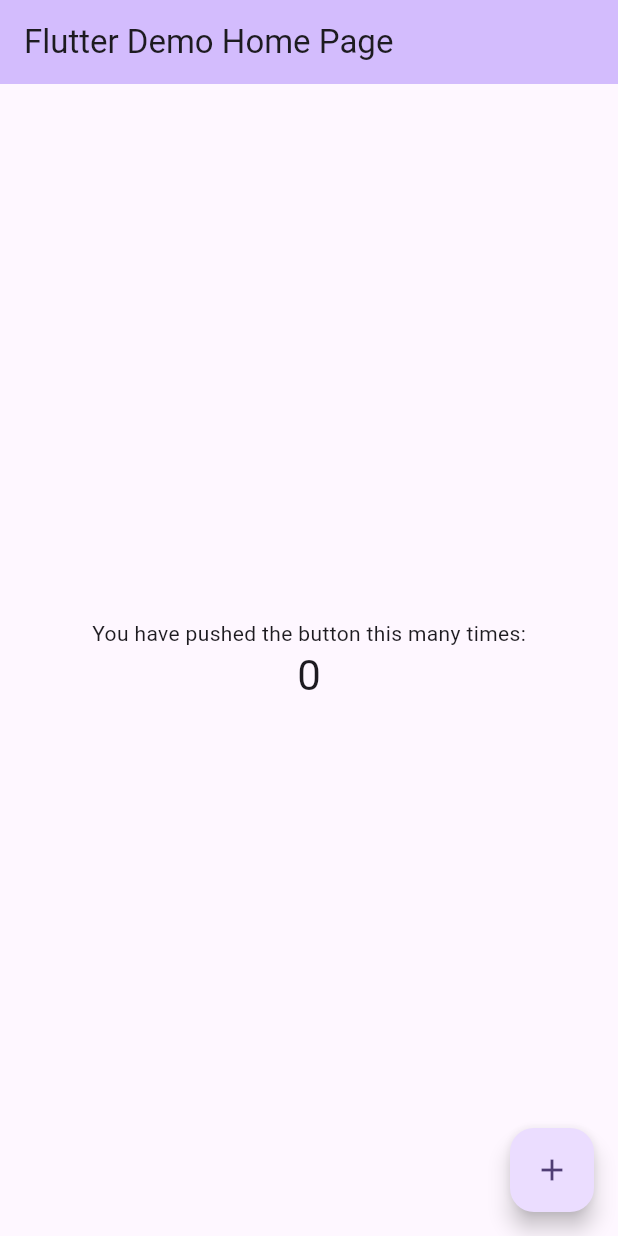
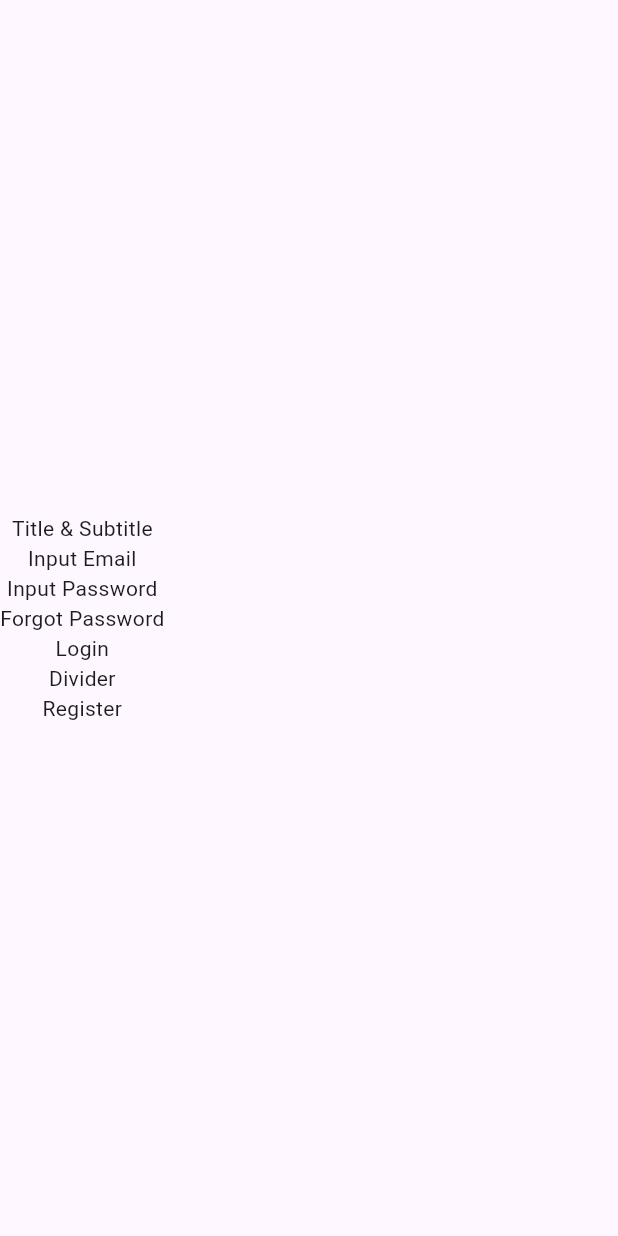
Before and after one commit to Dlanev/TubesAlproK1, a Flutter app: the screen it shows after launch, on a phone screen of 412 x 824 dp. Run offline on Flutter 3.47's test engine with Material 3 defaults, Android fonts, the light colour scheme and no system bars.

Commit message:
First Commit

```diff
--- a/lib/main.dart
+++ b/lib/main.dart
@@ -1,122 +1,16 @@
 import 'package:flutter/material.dart';
+import 'package:tubes_alpro/splash.dart';
 
-void main() {
-  runApp(const MyApp());
-}
+void main() => runApp(Wahuy());
 
-class MyApp extends StatelessWidget {
-  const MyApp({super.key});
+class Wahuy extends StatelessWidget {
+  const Wahuy({super.key});
 
-  // This widget is the root of your application.
   @override
   Widget build(BuildContext context) {
     return MaterialApp(
-      title: 'Flutter Demo',
-      theme: ThemeData(
-        // This is the theme of your application.
-        //
-        // TRY THIS: Try running your application with "flutter run". You'll see
-        // the application has a purple toolbar. Then, without quitting the app,
-        // try changing the seedColor in the colorScheme below to Colors.green
-        // and then invoke "hot reload" (save your changes or press the "hot
-        // reload" button in a Flutter-supported IDE, or press "r" if you used
-        // the command line to start the app).
-        //
-        // Notice that the counter didn't reset back to zero; the application
-        // state is not lost during the reload. To reset the state, use hot
-        // restart instead.
-        //
-        // This works for code too, not just values: Most code changes can be
-        // tested with just a hot reload.
-        colorScheme: ColorScheme.fromSeed(seedColor: Colors.deepPurple),
-      ),
-      home: const MyHomePage(title: 'Flutter Demo Home Page'),
+      debugShowCheckedModeBanner: false,
+      home: Splash()
     );
   }
 }
-
-class MyHomePage extends StatefulWidget {
-  const MyHomePage({super.key, required this.title});
-
-  // This widget is the home page of your application. It is stateful, meaning
-  // that it has a State object (defined below) that contains fields that affect
-  // how it looks.
-
-  // This class is the configuration for the state. It holds the values (in this
-  // case the title) provided by the parent (in this case the App widget) and
-  // used by the build method of the State. Fields in a Widget subclass are
-  // always marked "final".
-
-  final String title;
-
-  @override
-  State<MyHomePage> createState() => _MyHomePageState();
-}
-
-class _MyHomePageState extends State<MyHomePage> {
-  int _counter = 0;
-
-  void _incrementCounter() {
-    setState(() {
-      // This call to setState tells the Flutter framework that something has
-      // changed in this State, which causes it to rerun the build method below
-      // so that the display can reflect the updated values. If we changed
-      // _counter without calling setState(), then the build method would not be
-      // called again, and so nothing would appear to happen.
-      _counter++;
-    });
-  }
-
-  @override
-  Widget build(BuildContext context) {
-    // This method is rerun every time setState is called, for instance as done
-    // by the _incrementCounter method above.
-    //
-    // The Flutter framework has been optimized to make rerunning build methods
-    // fast, so that you can just rebuild anything that needs updating rather
-    // than having to individually change instances of widgets.
-    return Scaffold(
-      appBar: AppBar(
-        // TRY THIS: Try changing the color here to a specific color (to
-        // Colors.amber, perhaps?) and trigger a hot reload to see the AppBar
-        // change color while the other colors stay the same.
-        backgroundColor: Theme.of(context).colorScheme.inversePrimary,
-        // Here we take the value from the MyHomePage object that was created by
-        // the App.build method, and use it to set our appbar title.
-        title: Text(widget.title),
-      ),
-      body: Center(
-        // Center is a layout widget. It takes a single child and positions it
-        // in the middle of the parent.
-        child: Column(
-          // Column is also a layout widget. It takes a list of children and
-          // arranges them vertically. By default, it sizes itself to fit its
-          // children horizontally, and tries to be as tall as its parent.
-          //
-          // Column has various properties to control how it sizes itself and
-          // how it positions its children. Here we use mainAxisAlignment to
-          // center the children vertically; the main axis here is the vertical
-          // axis because Columns are vertical (the cross axis would be
-          // horizontal).
-          //
-          // TRY THIS: Invoke "debug painting" (choose the "Toggle Debug Paint"
-          // action in the IDE, or press "p" in the console), to see the
-          // wireframe for each widget.
-          mainAxisAlignment: MainAxisAlignment.center,
-          children: <Widget>[
-            const Text('You have pushed the button this many times:'),
-            Text(
-              '$_counter',
-              style: Theme.of(context).textTheme.headlineMedium,
-            ),
-          ],
-        ),
-      ),
-      floatingActionButton: FloatingActionButton(
-        onPressed: _incrementCounter,
-        tooltip: 'Increment',
-        child: const Icon(Icons.add),
-      ), // This trailing comma makes auto-formatting nicer for build methods.
-    );
-  }
-}
--- /dev/null
+++ b/lib/screens/auth/login.dart
@@ -0,0 +1,27 @@
+import 'package:flutter/material.dart';
+
+class Login extends StatefulWidget {
+  @override
+  State<Login> createState() => _LoginState();
+}
+
+class _LoginState extends State<Login> {
+  @override
+  Widget build(BuildContext context) {
+    return Scaffold(
+      body: Container(
+        child: Column(
+          mainAxisAlignment: MainAxisAlignment.center,
+          children: <Widget>[
+          Text('Title & Subtitle'),
+          Text('Input Email'),
+          Text('Input Password'),
+          Text('Forgot Password'),
+          Text('Login'),
+          Text('Divider'),
+          Text('Register'),
+        ])
+      )
+    );
+  }
+}
```
Also changed, not shown: lib/screens/home/home.dart (added, +15 -0 lines), lib/splash.dart (added, +35 -0 lines), lib/widgets/widgets.dart (added, +7 -0 lines), 1 other file.
